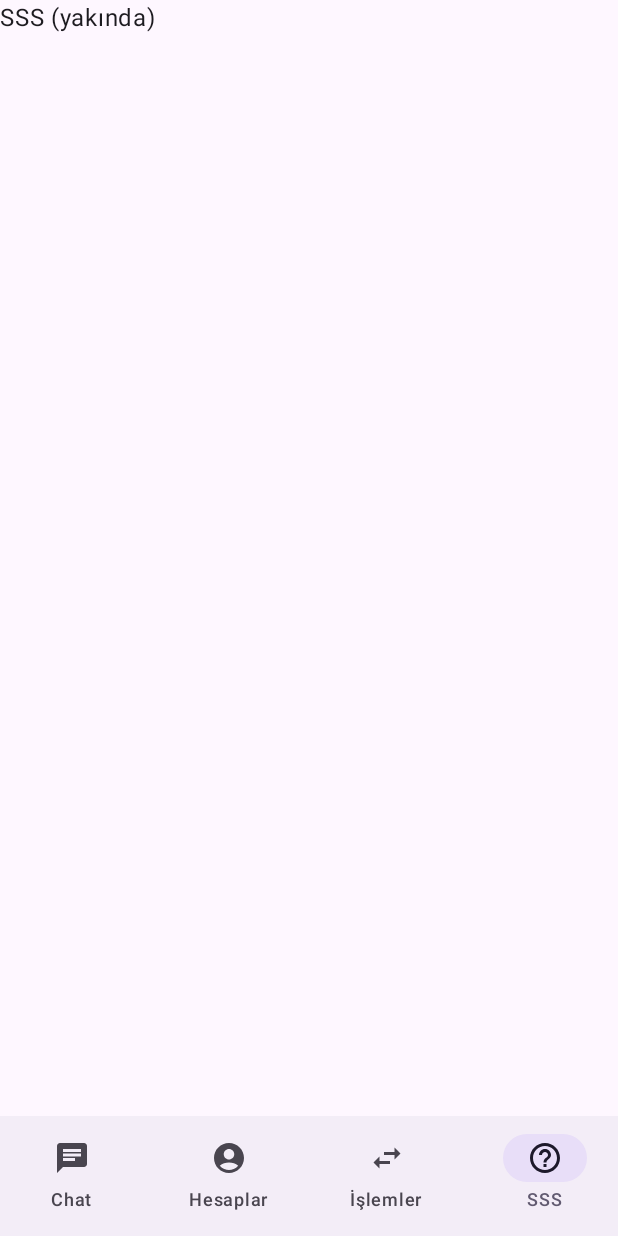
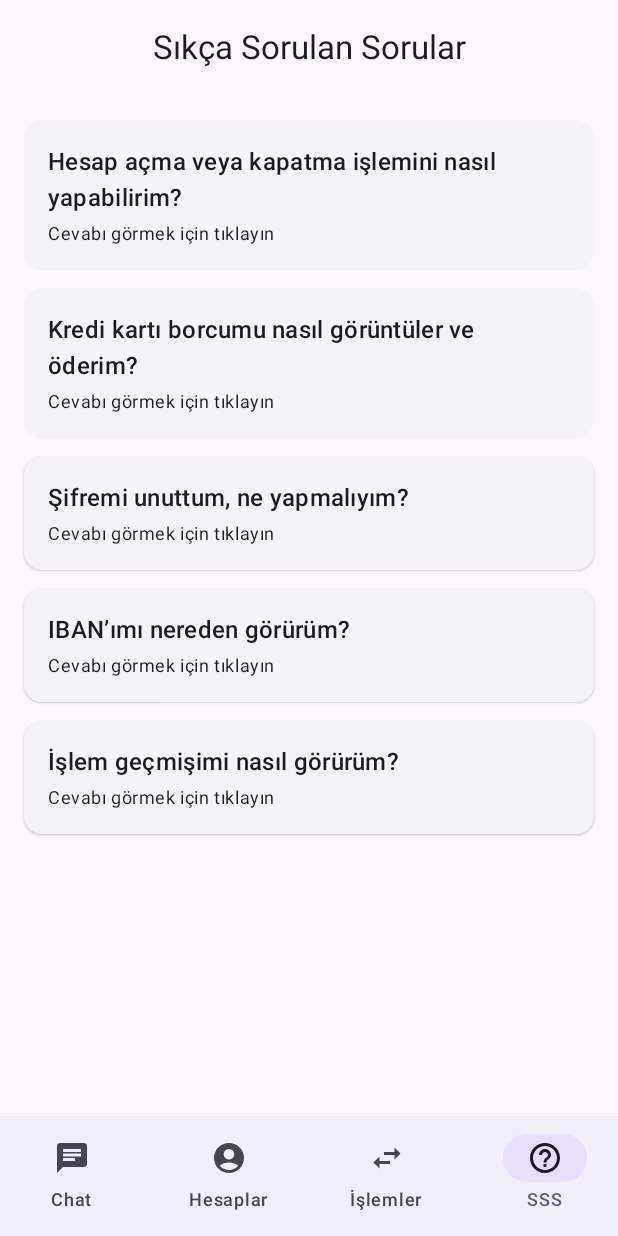
Before and after one commit to malikr01/InterChatAPP, an Android app built with Jetpack Compose: the HomeRootScreen screen opened through its navigation route, item 4 of the bottom bar chosen, on a phone screen of 412 x 824 dp. Run offline under Robolectric (Android 15) with nearby library versions, the phone set to English and light mode, and no system bars.

Commit message:
commit deneme mesajıdır onurcan xx

```diff
--- /dev/null
+++ b/app/src/main/java/com/example/interchat/ui/screens/FaqScreen.kt
@@ -0,0 +1,74 @@
+package com.example.interchat.ui.screens
+
+import androidx.compose.foundation.clickable
+import androidx.compose.foundation.layout.*
+import androidx.compose.foundation.lazy.LazyColumn
+import androidx.compose.foundation.lazy.items
+import androidx.compose.material3.*
+import androidx.compose.runtime.*
+import androidx.compose.ui.Modifier
+import androidx.compose.ui.unit.dp
+
+data class FaqItem(val question: String, val answer: String)
+
+private val faqList = listOf(
+    FaqItem("Hesap açma veya kapatma işlemini nasıl yapabilirim?",
+        "Uygulama üzerinden “Hesap İşlemleri” menüsüne giderek yeni hesap açabilir veya mevcut hesabınızı kapatma talebi oluşturabilirsiniz."),
+    FaqItem("Kredi kartı borcumu nasıl görüntüler ve öderim?",
+        "“Kart Detay” ekranında borcunuzu görebilir, “Borç Öde” butonunu kullanarak ödeme yapabilirsiniz."),
+    FaqItem("Şifremi unuttum, ne yapmalıyım?",
+        "Giriş ekranındaki ‘Şifremi Unuttum’ bağlantısından yeni şifre oluşturabilirsiniz."),
+    FaqItem("IBAN’ımı nereden görürüm?",
+        "Hesaplar sekmesinde ilgili hesabın ‘Hesap Detayı’ ekranında IBAN görüntülenir."),
+    FaqItem("İşlem geçmişimi nasıl görürüm?",
+        "‘İşlemler’ sekmesinden son hareketlerinizi listeleyebilirsiniz.")
+
+)
+
+@OptIn(ExperimentalMaterial3Api::class)
+@Composable
+fun FaqScreen() {
+    var selected by remember { mutableStateOf<FaqItem?>(null) }
+
+    Scaffold(
+        topBar = {
+            CenterAlignedTopAppBar(title = { Text("Sıkça Sorulan Sorular") })
+        }
+    ) { p ->
+        LazyColumn(
+            modifier = Modifier
+                .padding(p)
+                .padding(16.dp),
+            verticalArrangement = Arrangement.spacedBy(12.dp)
+        ) {
+            items(faqList) { faq ->
+                ElevatedCard(
+                    modifier = Modifier
+                        .fillMaxWidth()
+                        .clickable { selected = faq }
+                ) {
+                    Column(Modifier.padding(16.dp)) {
+                        Text(faq.question, style = MaterialTheme.typography.titleMedium)
+                        Spacer(Modifier.height(4.dp))
+                        Text("Cevabı görmek için tıklayın", style = MaterialTheme.typography.bodySmall)
+                    }
+                }
+            }
+            item { Spacer(Modifier.height(24.dp)) }
+        }
+
+        // Küçük pencere (AlertDialog)
+        if (selected != null) {
+            AlertDialog(
+                onDismissRequest = { selected = null },
+                title = { Text(selected!!.question) },
+                text = { Text(selected!!.answer) },
+                confirmButton = {
+                    TextButton(onClick = { selected = null }) {
+                        Text("Tamam")
+                    }
+                }
+            )
+        }
+    }
+}
--- a/app/src/main/java/com/example/interchat/ui/screens/HomeScreen.kt
+++ b/app/src/main/java/com/example/interchat/ui/screens/HomeScreen.kt
@@ -46,7 +46,7 @@ fun HomeRootScreen( // ← adı HomeRootScreen
                 onOpenCardDetail = { onOpenCardDetail() }
             )
             "transactions" -> Surface(Modifier.padding(p)) { Text("İşlemler (yakında)") }
-            "faq" -> Surface(Modifier.padding(p)) { Text("SSS (yakında)") }
+            "faq" -> Surface(Modifier.padding(p)) { FaqScreen() }
         }
     }
 }
--- a/app/src/main/java/com/example/interchat/ui/screens/LoginScreen.kt
+++ b/app/src/main/java/com/example/interchat/ui/screens/LoginScreen.kt
@@ -53,7 +53,8 @@ fun LoginScreen(
     Column(
         modifier = Modifier
             .fillMaxSize()
-            .padding(24.dp)
+            .background(Color(0xFFF5F5F5))
+            .padding(12.dp)
             .verticalScroll(rememberScrollState()),
         horizontalAlignment = Alignment.CenterHorizontally,
         verticalArrangement = Arrangement.Center
@@ -62,21 +63,21 @@ fun LoginScreen(
         Image(
             painter = painterResource(id = R.drawable.logo_interchat),
             contentDescription = "InterChat Logo",
-            modifier = Modifier.size(96.dp)
+            modifier = Modifier.size(300.dp)
         )
         Spacer(Modifier.height(12.dp))
 
         // Başlık
-        Text(
+        /* Text(
              text = "InterChat",
              style = TextStyle(
-                fontSize = 40.sp,
+                 fontSize = 70.sp,
                  fontWeight = FontWeight.ExtraBold,
                  color = Color(0xFF6146E5)
              ),
              textAlign = TextAlign.Center
          )
-        Spacer(Modifier.height(4.dp))
+        */ Spacer(Modifier.height(4.dp))
         Text(
             text = "Hoş geldin! Devam etmek için giriş yap.",
             style = MaterialTheme.typography.bodyMedium,
@@ -149,7 +150,7 @@ fun LoginScreen(
 
         // Kayıt ol yönlendirme
         Row(verticalAlignment = Alignment.CenterVertically) {
-            Text("Hesabın yok mu? ")
+            Text("onurcan yok mu ? ")
             Text(
                 text = "Kayıt ol",
                 color = MaterialTheme.colorScheme.primary,
@@ -158,18 +159,18 @@ fun LoginScreen(
             )
         }
 
-        Spacer(Modifier.height(24.dp))
+        Spacer(Modifier.height(70.dp))
 
         // (Opsiyonel) Google ile devam et
-        OutlinedButton(
+        /*  OutlinedButton(
               onClick = { /* TODO: Google Sign-In */ },
               modifier = Modifier.fillMaxWidth(),
               shape = RoundedCornerShape(16.dp)
           ) {
               Text("Google ile devam et")
+        */  }
 }
-    }
-}
+
 
 @Composable
 fun GradientButton(
```
Lines whose indentation alone changed are shown as unchanged.
